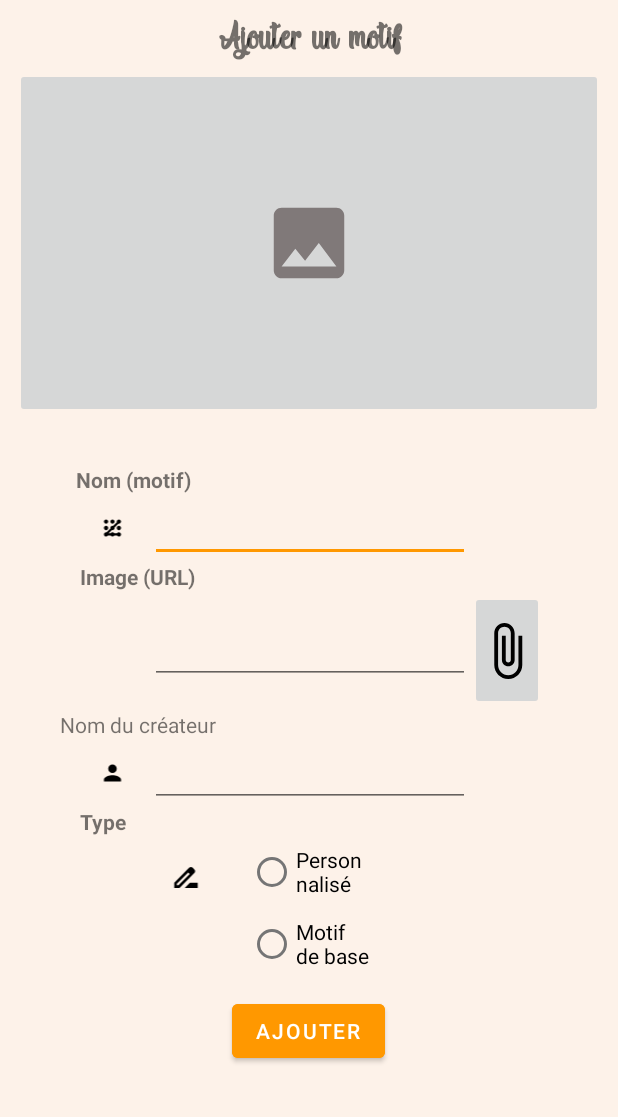
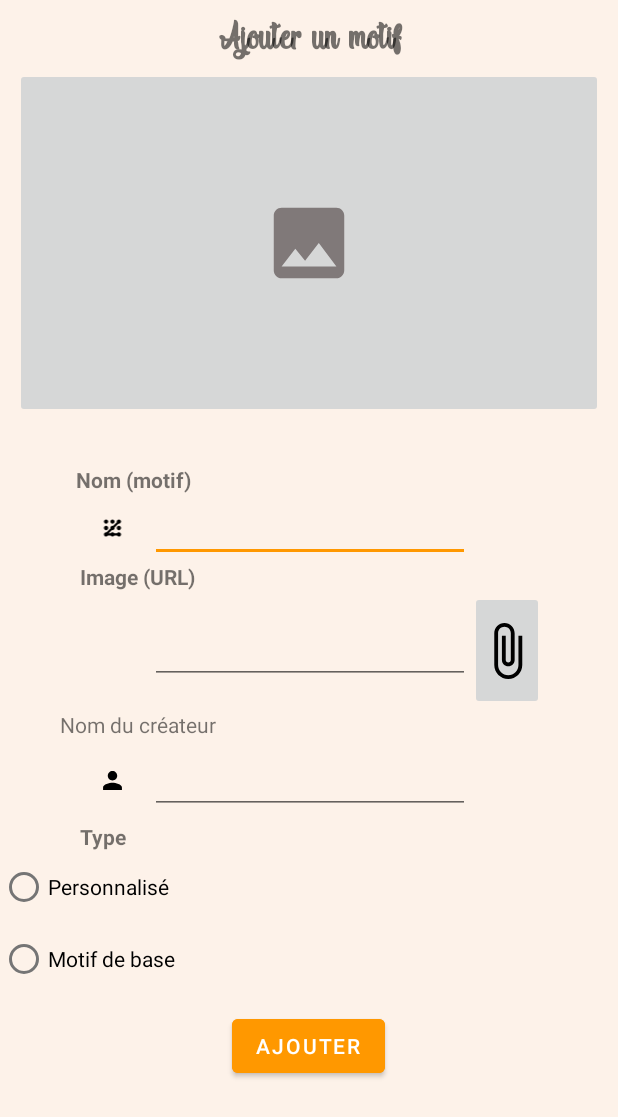
Before and after one commit to jademorin02/ProjetApplicationMobile, an Android app: the layout activity_ajout_motif.xml on its own in the app's theme, with its tools: preview values and no code run, on a phone screen of 412 x 824 dp. Shown: the top 1117 px of the screen. Run offline under Robolectric (Android 15) with nearby library versions, the phone set to English and light mode, and no system bars.

Commit message:
Réglage dans Ajout Motif

```diff
--- a/app/src/main/java/com/example/projetapplicationmobilemarkus/AdapterMotif.java
+++ b/app/src/main/java/com/example/projetapplicationmobilemarkus/AdapterMotif.java
@@ -1,8 +1,6 @@
 package com.example.projetapplicationmobilemarkus;
 
 import android.content.Context;
-import android.graphics.Bitmap;
-import android.graphics.BitmapFactory;
 import android.util.Base64;
 import android.view.LayoutInflater;
 import android.view.View;
@@ -60,9 +58,6 @@ public class AdapterMotif extends RecyclerView.Adapter<AdapterMotif.MonViewHolde
             holder.IMGMotif.setImageBitmap(null);
         }
     }
-
-
-
 
 
     //--------------------------------------------------------------------------------------
--- a/app/src/main/res/layout/activity_ajout_motif.xml
+++ b/app/src/main/res/layout/activity_ajout_motif.xml
@@ -266,7 +266,7 @@
                     <ImageView
                         android:id="@+id/ImgCreateurAjout"
                         android:layout_width="match_parent"
-                        android:layout_height="match_parent"
+                        android:layout_height="55dp"
                         android:layout_weight="1"
                         app:srcCompat="@drawable/ic_createur_ajoutermotif_foreground" />
 
@@ -339,13 +339,13 @@
 
                     <View
                         android:id="@+id/VideGDate"
-                        android:layout_width="wrap_content"
+                        android:layout_width="117dp"
                         android:layout_height="wrap_content"
                         android:layout_weight="1" />
 
                     <ImageView
                         android:id="@+id/ImgDate"
-                        android:layout_width="match_parent"
+                        android:layout_width="wrap_content"
                         android:layout_height="55dp"
                         android:layout_weight="1"
                         app:srcCompat="@drawable/ic_catalogue_nom_foreground" />
@@ -358,7 +358,7 @@
 
                         <RadioButton
                             android:id="@+id/BtnRadioPersonnel"
-                            android:layout_width="wrap_content"
+                            android:layout_width="match_parent"
                             android:layout_height="wrap_content"
                             android:layout_weight="1"
                             android:onClick="onRadioButtonClicked"
@@ -374,13 +374,13 @@
                     </RadioGroup>
 
                     <View
-                        android:id="@+id/VideDDate1"
+                        android:id="@+id/VideDDate"
                         android:layout_width="wrap_content"
                         android:layout_height="wrap_content"
                         android:layout_weight="1" />
 
                     <View
-                        android:id="@+id/videDDate8"
+                        android:id="@+id/videDDType2"
                         android:layout_width="wrap_content"
                         android:layout_height="wrap_content"
                         android:layout_weight="1" />
```
Also changed, not shown: app/src/main/java/com/example/projetapplicationmobilemarkus/Activity_AjoutMotif.java (+16 -71 lines), app/src/main/res/layout/activity_parametres.xml (+13 -12 lines).
